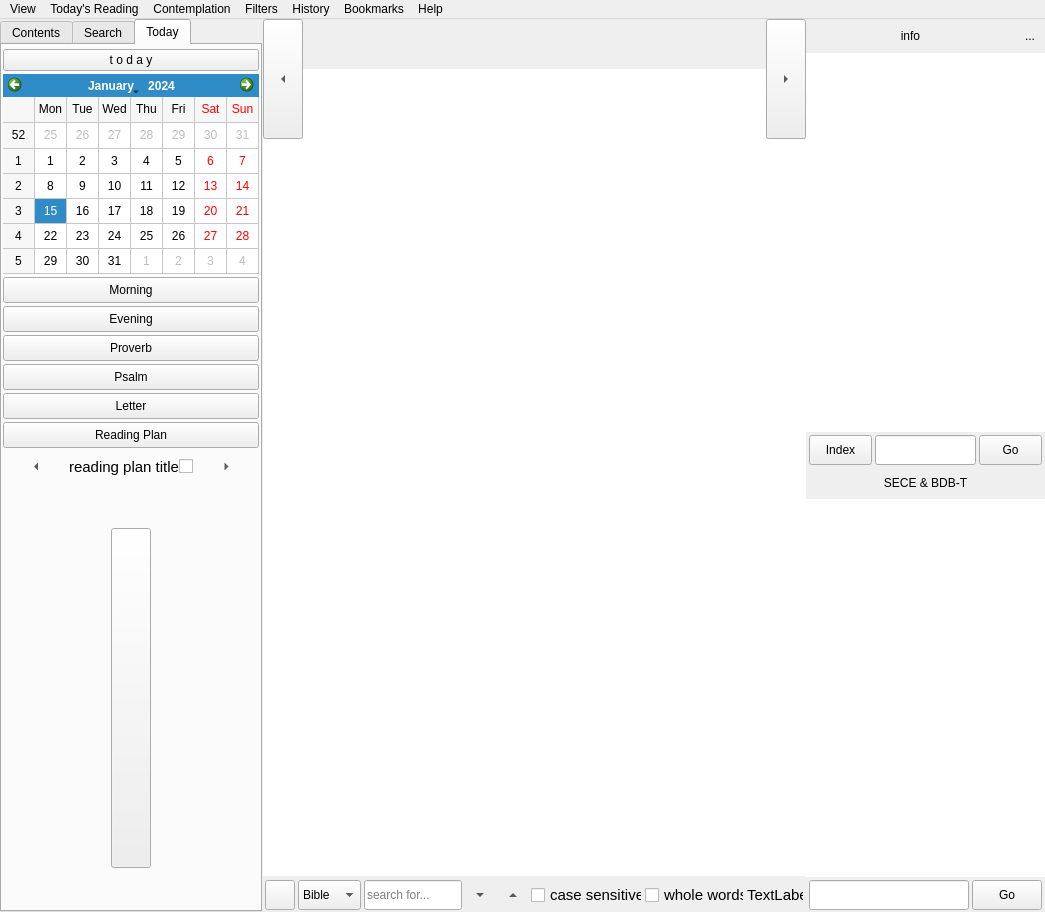
First picture: the form in mainwindow.ui, repository Anchorm/SoulAnchor, before the edit.
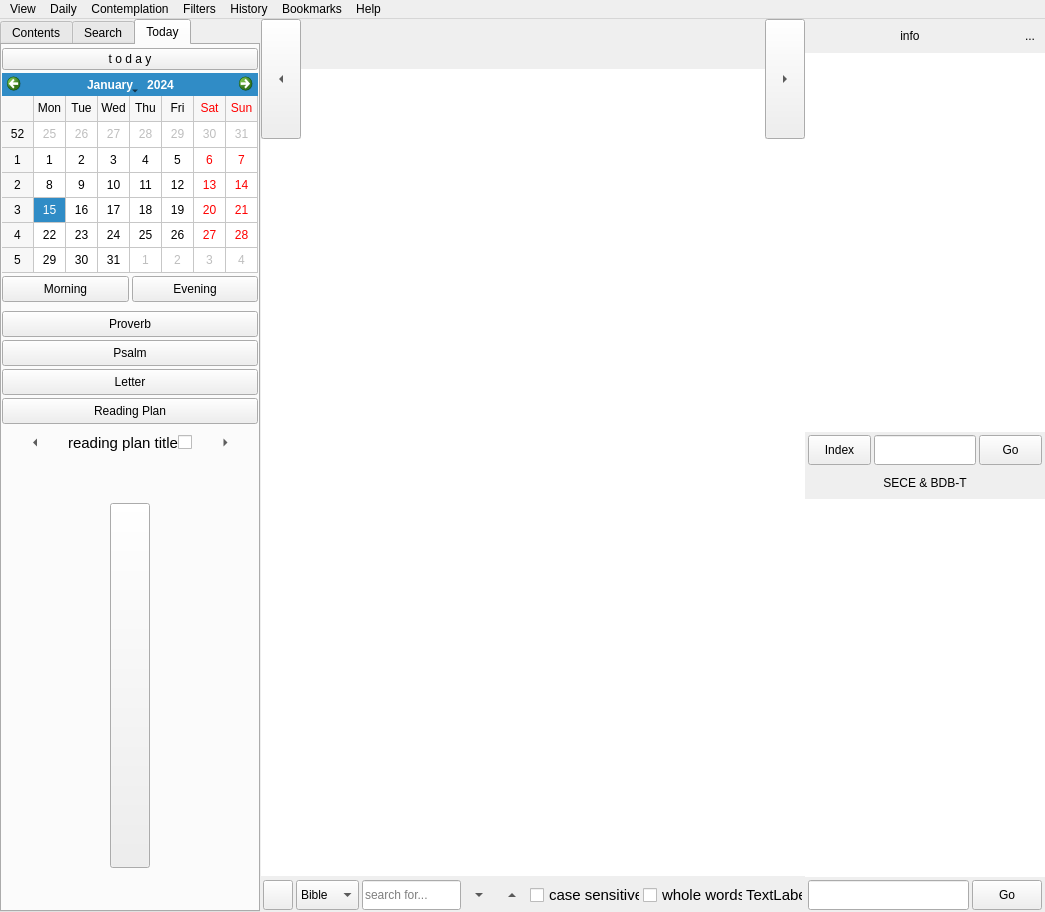
Second picture: the form after the edit. The open tabs and pages were chosen to show the change. Icons and pictures are not drawn.

```diff
--- a/mainwindow.ui
+++ b/mainwindow.ui
@@ -753,26 +753,23 @@
            <property name="lineWidth">
             <number>0</number>
            </property>
-           <layout class="QVBoxLayout" name="verticalLayout_3" stretch="0,0,0,0,0,0,0,0,0">
+           <layout class="QVBoxLayout" name="verticalLayout_3">
             <property name="spacing">
              <number>3</number>
             </property>
-            <property name="sizeConstraint">
-             <enum>QLayout::SetDefaultConstraint</enum>
-            </property>
             <property name="leftMargin">
-             <number>1</number>
+             <number>0</number>
             </property>
             <property name="topMargin">
-             <number>1</number>
+             <number>0</number>
             </property>
             <property name="rightMargin">
-             <number>1</number>
+             <number>0</number>
             </property>
             <property name="bottomMargin">
-             <number>1</number>
+             <number>0</number>
             </property>
-            <item alignment="Qt::AlignTop">
+            <item>
              <widget class="QPushButton" name="btn_select_today">
               <property name="sizePolicy">
                <sizepolicy hsizetype="Preferred" vsizetype="Preferred">
@@ -812,7 +809,7 @@
               </property>
              </widget>
             </item>
-            <item alignment="Qt::AlignTop">
+            <item>
              <widget class="QCalendarWidget" name="calendar">
               <property name="sizePolicy">
                <sizepolicy hsizetype="Preferred" vsizetype="Preferred">
@@ -849,6 +846,11 @@
              </widget>
             </item>
             <item>
+             <layout class="QHBoxLayout" name="horizontalLayout_6">
+              <property name="spacing">
+               <number>3</number>
+              </property>
+              <item>
              <widget class="QPushButton" name="btn_daily_mbm">
               <property name="minimumSize">
                <size>
@@ -874,6 +876,21 @@
               </property>
              </widget>
             </item>
+             </layout>
+            </item>
+            <item>
+             <spacer name="verticalSpacer_2">
+              <property name="orientation">
+               <enum>Qt::Vertical</enum>
+              </property>
+              <property name="sizeHint" stdset="0">
+               <size>
+                <width>20</width>
+                <height>6</height>
+               </size>
+              </property>
+             </spacer>
+            </item>
             <item>
              <widget class="QPushButton" name="btn_daily_proverb">
               <property name="sizePolicy">
@@ -1818,7 +1835,7 @@
 p, li { white-space: pre-wrap; }
 hr { height: 1px; border-width: 0; }
 &lt;/style&gt;&lt;/head&gt;&lt;body style=&quot; font-family:'Bitstream Vera Sans'; font-size:12pt; font-weight:400; font-style:normal;&quot;&gt;
-&lt;p style=&quot;-qt-paragraph-type:empty; margin-top:0px; margin-bottom:0px; margin-left:0px; margin-right:0px; -qt-block-indent:0; text-indent:0px; font-family:'Cantarell';&quot;&gt;&lt;br /&gt;&lt;/p&gt;&lt;/body&gt;&lt;/html&gt;</string>
+&lt;p style=&quot;-qt-paragraph-type:empty; margin-top:0px; margin-bottom:0px; margin-left:0px; margin-right:0px; -qt-block-indent:0; text-indent:0px;&quot;&gt;&lt;br /&gt;&lt;/p&gt;&lt;/body&gt;&lt;/html&gt;</string>
                </property>
                <property name="openLinks">
                 <bool>false</bool>
@@ -2734,9 +2751,9 @@
    <property name="nativeMenuBar">
     <bool>true</bool>
    </property>
-   <widget class="QMenu" name="menu_todays_reading">
+   <widget class="QMenu" name="menu_daily">
     <property name="title">
-     <string>Today's Reading</string>
+     <string>Daily</string>
     </property>
     <widget class="QMenu" name="menu_roster_select">
      <property name="enabled">
@@ -2855,7 +2872,7 @@
     <addaction name="separator"/>
    </widget>
    <addaction name="menu_view"/>
-   <addaction name="menu_todays_reading"/>
+   <addaction name="menu_daily"/>
    <addaction name="menu_meditation"/>
    <addaction name="menu_filters"/>
    <addaction name="menu_history"/>
```
Left out of the diff: 8 changed lines with no effect on the pictures. Lines whose indentation alone changed are shown as unchanged.
